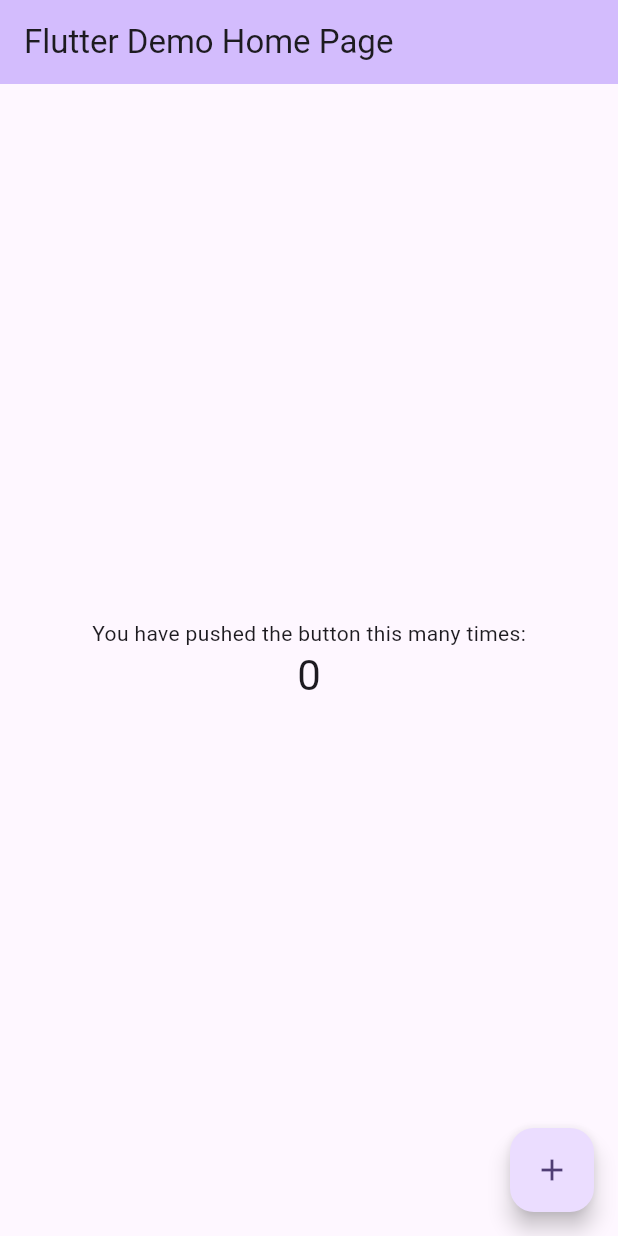
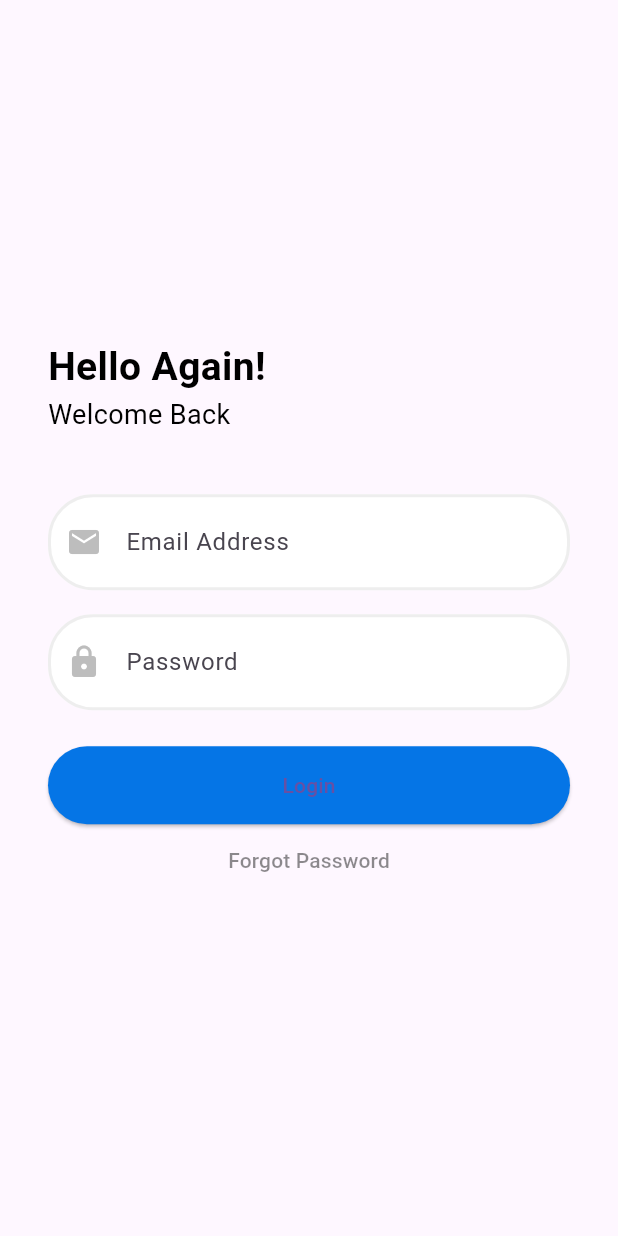
Before and after one commit to Prachip9767/login_with_bloc, a Flutter app: the screen it shows after launch, on a phone screen of 412 x 824 dp. Run offline on Flutter 3.47's test engine with Material 3 defaults, Android fonts, the phone set to English and light mode, and no system bars; our stand-ins replace flutter_bloc.

Commit message:
log in task done

```diff
--- /dev/null
+++ b/lib/custom_widgets/custom_elevated_button.dart
@@ -0,0 +1,30 @@
+import 'package:flutter/material.dart';
+
+class AppButton extends StatelessWidget {
+  final VoidCallback? onPressed;
+  final String title;
+
+  const AppButton({
+    Key? key,
+    required this.onPressed,
+    required this.title,
+  }) : super(key: key);
+
+  @override
+  Widget build(BuildContext context) {
+    return SizedBox(
+      child: ElevatedButton(
+        onPressed: onPressed,
+        style: ElevatedButton.styleFrom(
+          backgroundColor: const Color(0xFF0575E6),
+          shape:
+              RoundedRectangleBorder(borderRadius: BorderRadius.circular(30)),
+          disabledForegroundColor: Colors.grey.withOpacity(0.38),
+          disabledBackgroundColor: Colors.grey.withOpacity(0.12),
+          padding: const EdgeInsets.symmetric(horizontal: 32, vertical: 16),
+        ),
+        child: Text(title),
+      ),
+    );
+  }
+}
--- /dev/null
+++ b/lib/custom_widgets/custom_textfield.dart
@@ -0,0 +1,43 @@
+import 'package:flutter/material.dart';
+
+class AppTextField extends StatelessWidget {
+  final TextEditingController controller;
+  final String hinText;
+  final Icon iconData;
+  final bool isPasswordTextfiled;
+
+  const AppTextField(
+      {super.key,
+      required this.controller,
+      required this.hinText,
+      required this.iconData, required this.isPasswordTextfiled});
+
+  @override
+  Widget build(BuildContext context) {
+    return TextField(
+      controller: controller,
+      obscureText:isPasswordTextfiled? true:false,
+      decoration: InputDecoration(
+        hintText: hinText,
+        prefixIcon: iconData,
+        filled: true,
+        fillColor: Colors.white,
+        contentPadding: const EdgeInsets.symmetric(
+          vertical: 20,
+        ),
+        border: const OutlineInputBorder(
+          borderRadius: BorderRadius.all(Radius.circular(30)),
+          borderSide: BorderSide.none, // Remove default border
+        ),
+        enabledBorder: OutlineInputBorder(
+          borderRadius: const BorderRadius.all(Radius.circular(30)),
+          borderSide: BorderSide(color: Colors.grey.shade200, width: 2),
+        ),
+        focusedBorder: const OutlineInputBorder(
+          borderRadius: BorderRadius.all(Radius.circular(30)),
+          borderSide: BorderSide(color: Colors.blue, width: 2),
+        ),
+      ),
+    );
+  }
+}
--- /dev/null
+++ b/lib/custom_widgets/login_form_widget.dart
@@ -0,0 +1,104 @@
+import 'package:flutter/material.dart';
+import 'package:flutter_bloc/flutter_bloc.dart';
+import 'package:login_with_bloc/custom_widgets/custom_elevated_button.dart';
+import 'package:login_with_bloc/custom_widgets/custom_textfield.dart';
+import 'package:login_with_bloc/events/login_events.dart';
+import 'package:login_with_bloc/utils/login_bloc.dart';
+import 'package:login_with_bloc/utils/state.dart';
+
+class LoginForm extends StatelessWidget {
+  final TextEditingController usernameController;
+  final TextEditingController passwordController;
+
+  const LoginForm(
+      {Key? key,
+      required this.usernameController,
+      required this.passwordController})
+      : super(key: key);
+
+  @override
+  Widget build(BuildContext context) {
+    return BlocListener<LoginBloc, LoginState>(
+      listener: (context, state) {
+        ScaffoldMessenger.of(context).showSnackBar(
+          SnackBar(
+            content: Text(state.formSubmittedSuccessfully
+                ? 'Login Successful'
+                : 'Username or Password Invalid'),
+            duration: const Duration(seconds: 2),
+            backgroundColor: Colors.blueAccent,
+          ),
+        );
+      },
+      child: BlocBuilder<LoginBloc, LoginState>(
+        builder: (context, state) {
+          return Center(
+            child: Padding(
+              padding: const EdgeInsets.all(32),
+              child: Column(
+                mainAxisSize: MainAxisSize.min,
+                crossAxisAlignment: CrossAxisAlignment.start,
+                children: [
+                  const Text(
+                    'Hello Again!',
+                    style: TextStyle(
+                      color: Colors.black,
+                      fontSize: 26,
+                      fontWeight: FontWeight.w700,
+                    ),
+                  ),
+                  const Text(
+                    'Welcome Back',
+                    style: TextStyle(
+                      color: Colors.black,
+                      fontSize: 18,
+                    ),
+                  ),
+                  const SizedBox(height: 40),
+                  AppTextField(
+                    isPasswordTextfiled: false,
+                    controller: usernameController,
+                    hinText: 'Email Address',
+                    iconData: Icon(Icons.email, color: Colors.grey.shade400),
+                  ),
+                  const SizedBox(height: 16),
+                  AppTextField(
+                    isPasswordTextfiled: true,
+                    controller: passwordController,
+                    hinText: 'Password',
+                    iconData: Icon(Icons.lock, color: Colors.grey.shade400),
+                  ),
+                  const SizedBox(height: 24),
+                  SizedBox(
+                    width: double.infinity,
+                    child: AppButton(
+                      title: 'Login',
+                      onPressed: () {
+                        BlocProvider.of<LoginBloc>(context).add(
+                          LoginButtonPressed(
+                            username: usernameController.text,
+                            password: passwordController.text,
+                          ),
+                        );
+                      },
+                    ),
+                  ),
+                  Align(
+                    alignment: Alignment.center,
+                    child: TextButton(
+                      onPressed: () {},
+                      child: const Text(
+                        'Forgot Password',
+                        style: TextStyle(color: Colors.black45),
+                      ),
+                    ),
+                  ),
+                ],
+              ),
+            ),
+          );
+        },
+      ),
+    );
+  }
+}
--- /dev/null
+++ b/lib/data/user_model.dart
@@ -0,0 +1,6 @@
+class User {
+  final String username;
+  final String password;
+
+  User({required this.username, required this.password});
+}
--- /dev/null
+++ b/lib/events/login_events.dart
@@ -0,0 +1,18 @@
+abstract class LoginEvent {}
+
+class LoginUsernameChanged extends LoginEvent {
+  final String username;
+  LoginUsernameChanged({required this.username});
+}
+
+class LoginPasswordChanged extends LoginEvent {
+  final String password;
+  LoginPasswordChanged({required this.password});
+}
+
+class LoginButtonPressed extends LoginEvent {
+  final String username;
+  final String password;
+
+  LoginButtonPressed({required this.username, required this.password});
+}
--- a/lib/main.dart
+++ b/lib/main.dart
@@ -1,125 +1,30 @@
 import 'package:flutter/material.dart';
+import 'package:flutter_bloc/flutter_bloc.dart';
+import 'package:login_with_bloc/service/login_api.dart';
+import 'package:login_with_bloc/utils/login_bloc.dart';
+
+
+import 'ui/login_screen.dart';
 
 void main() {
-  runApp(const MyApp());
+  runApp(LogInApp());
 }
 
-class MyApp extends StatelessWidget {
-  const MyApp({super.key});
-
-  // This widget is the root of your application.
+class LogInApp extends StatelessWidget {
   @override
   Widget build(BuildContext context) {
+    final AuthenticationRepository authenticationRepository = AuthenticationRepository();
+
     return MaterialApp(
-      title: 'Flutter Demo',
+      title: 'Flutter BLoC Login Demo',
       theme: ThemeData(
-        // This is the theme of your application.
-        //
-        // TRY THIS: Try running your application with "flutter run". You'll see
-        // the application has a blue toolbar. Then, without quitting the app,
-        // try changing the seedColor in the colorScheme below to Colors.green
-        // and then invoke "hot reload" (save your changes or press the "hot
-        // reload" button in a Flutter-supported IDE, or press "r" if you used
-        // the command line to start the app).
-        //
-        // Notice that the counter didn't reset back to zero; the application
-        // state is not lost during the reload. To reset the state, use hot
-        // restart instead.
-        //
-        // This works for code too, not just values: Most code changes can be
-        // tested with just a hot reload.
-        colorScheme: ColorScheme.fromSeed(seedColor: Colors.deepPurple),
-        useMaterial3: true,
+        primarySwatch: Colors.blue,
+        visualDensity: VisualDensity.adaptivePlatformDensity,
       ),
-      home: const MyHomePage(title: 'Flutter Demo Home Page'),
+      home: BlocProvider(
+        create: (context) => LoginBloc(authenticationRepository: authenticationRepository),
+        child: LoginScreen(),
+      ),
     );
   }
 }
-
-class MyHomePage extends StatefulWidget {
-  const MyHomePage({super.key, required this.title});
-
-  // This widget is the home page of your application. It is stateful, meaning
-  // that it has a State object (defined below) that contains fields that affect
-  // how it looks.
-
-  // This class is the configuration for the state. It holds the values (in this
-  // case the title) provided by the parent (in this case the App widget) and
-  // used by the build method of the State. Fields in a Widget subclass are
-  // always marked "final".
-
-  final String title;
-
-  @override
-  State<MyHomePage> createState() => _MyHomePageState();
-}
-
-class _MyHomePageState extends State<MyHomePage> {
-  int _counter = 0;
-
-  void _incrementCounter() {
-    setState(() {
-      // This call to setState tells the Flutter framework that something has
-      // changed in this State, which causes it to rerun the build method below
-      // so that the display can reflect the updated values. If we changed
-      // _counter without calling setState(), then the build method would not be
-      // called again, and so nothing would appear to happen.
-      _counter++;
-    });
-  }
-
-  @override
-  Widget build(BuildContext context) {
-    // This method is rerun every time setState is called, for instance as done
-    // by the _incrementCounter method above.
-    //
-    // The Flutter framework has been optimized to make rerunning build methods
-    // fast, so that you can just rebuild anything that needs updating rather
-    // than having to individually change instances of widgets.
-    return Scaffold(
-      appBar: AppBar(
-        // TRY THIS: Try changing the color here to a specific color (to
-        // Colors.amber, perhaps?) and trigger a hot reload to see the AppBar
-        // change color while the other colors stay the same.
-        backgroundColor: Theme.of(context).colorScheme.inversePrimary,
-        // Here we take the value from the MyHomePage object that was created by
-        // the App.build method, and use it to set our appbar title.
-        title: Text(widget.title),
-      ),
-      body: Center(
-        // Center is a layout widget. It takes a single child and positions it
-        // in the middle of the parent.
-        child: Column(
-          // Column is also a layout widget. It takes a list of children and
-          // arranges them vertically. By default, it sizes itself to fit its
-          // children horizontally, and tries to be as tall as its parent.
-          //
-          // Column has various properties to control how it sizes itself and
-          // how it positions its children. Here we use mainAxisAlignment to
-          // center the children vertically; the main axis here is the vertical
-          // axis because Columns are vertical (the cross axis would be
-          // horizontal).
-          //
-          // TRY THIS: Invoke "debug painting" (choose the "Toggle Debug Paint"
-          // action in the IDE, or press "p" in the console), to see the
-          // wireframe for each widget.
-          mainAxisAlignment: MainAxisAlignment.center,
-          children: <Widget>[
-            const Text(
-              'You have pushed the button this many times:',
-            ),
-            Text(
-              '$_counter',
-              style: Theme.of(context).textTheme.headlineMedium,
-            ),
-          ],
-        ),
-      ),
-      floatingActionButton: FloatingActionButton(
-        onPressed: _incrementCounter,
-        tooltip: 'Increment',
-        child: const Icon(Icons.add),
-      ), // This trailing comma makes auto-formatting nicer for build methods.
-    );
-  }
-}
--- /dev/null
+++ b/lib/service/login_api.dart
@@ -0,0 +1,23 @@
+import 'dart:convert';
+import 'package:http/http.dart' as http;
+
+class AuthenticationRepository {
+  Future<bool> login(String email, String password) async {
+    final response = await http.post(
+      Uri.parse('https://reqres.in/api/login'),
+      headers: <String, String>{
+        'Content-Type': 'application/json',
+      },
+      body: jsonEncode(<String, String>{
+        'email': email,
+        'password': password,
+      }),
+    );
+
+    if (response.statusCode == 200) {
+      return true;
+    } else {
+      return false;
+    }
+  }
+}
--- /dev/null
+++ b/lib/ui/login_screen.dart
@@ -0,0 +1,54 @@
+import 'package:flutter/material.dart';
+import 'package:login_with_bloc/custom_widgets/login_form_widget.dart';
+import 'package:login_with_bloc/custom_widgets/blue_panel_screen.dart';
+
+class LoginScreen extends StatelessWidget {
+  LoginScreen({Key? key}) : super(key: key);
+
+  final TextEditingController _usernameController = TextEditingController();
+  final TextEditingController _passwordController = TextEditingController();
+
+  @override
+  Widget build(BuildContext context) {
+    bool isLargeScreen = MediaQuery.of(context).size.width > 600;
+
+    return Scaffold(
+      body:isLargeScreen ? buildLargeScreenUI() : buildSmallScreenUI()
+    );
+  }
+
+  Widget buildLargeScreenUI() {
+    return Row(
+      crossAxisAlignment: CrossAxisAlignment.start,
+      mainAxisAlignment: MainAxisAlignment.center,
+      children: [
+        const Expanded(
+          flex: 3,
+          child: BluePanelScreen(),
+        ),
+        Expanded(
+          flex: 2,
+          child: Padding(
+            padding: const EdgeInsets.all(100),
+            child: LoginForm(
+              usernameController: _usernameController,
+              passwordController: _passwordController,
+            ),
+          ),
+        ),
+      ],
+    );
+  }
+
+  Widget buildSmallScreenUI() {
+    return LoginForm(
+      usernameController: _usernameController,
+      passwordController: _passwordController,
+    );
+  }
+}
+
+// {
+// "email": "eve.holt@reqres.in",
+// "password": "cityslicka"
+// }
--- /dev/null
+++ b/lib/utils/login_bloc.dart
@@ -0,0 +1,37 @@
+import 'package:flutter_bloc/flutter_bloc.dart';
+import 'package:login_with_bloc/events/login_events.dart';
+import 'package:login_with_bloc/service/login_api.dart';
+import 'package:login_with_bloc/utils/state.dart';
+
+class LoginBloc extends Bloc<LoginEvent, LoginState> {
+  final AuthenticationRepository authenticationRepository;
+
+  LoginBloc({required this.authenticationRepository}) : super(LoginState()) {
+    on<LoginUsernameChanged>((event, emit) {
+      emit(state.copyWith(username: event.username));
+    });
+    on<LoginPasswordChanged>((event, emit) {
+      emit(state.copyWith(password: event.password));
+    });
+    on<LoginButtonPressed>(_onLoginSubmitted);
+  }
+
+  void _onLoginSubmitted(
+      LoginButtonPressed event, Emitter<LoginState> emit) async {
+    try {
+      final result = await authenticationRepository.login(
+        event.username,
+        event.password,
+      );
+
+      if (result) {
+        emit(state.copyWith(formSubmittedSuccessfully: true));
+        print('true');
+      } else {
+        emit(state.copyWith(formSubmittedSuccessfully: false));
+      }
+    } catch (error) {
+      emit(state.copyWith(formSubmittedSuccessfully: false));
+    }
+  }
+}
--- /dev/null
+++ b/lib/utils/state.dart
@@ -0,0 +1,24 @@
+class LoginState {
+  final String username;
+  final String password;
+  final bool formSubmittedSuccessfully;
+
+  LoginState({
+    this.username = '',
+    this.password = '',
+    this.formSubmittedSuccessfully = false,
+  });
+
+  LoginState copyWith({
+    String? username,
+    String? password,
+    bool? formSubmittedSuccessfully,
+  }) {
+    return LoginState(
+      username: username ?? this.username,
+      password: password ?? this.password,
+      formSubmittedSuccessfully:
+          formSubmittedSuccessfully ?? this.formSubmittedSuccessfully,
+    );
+  }
+}
```
Also changed, not shown: lib/custom_widgets/blue_panel_screen.dart (added, +67 -0 lines).
